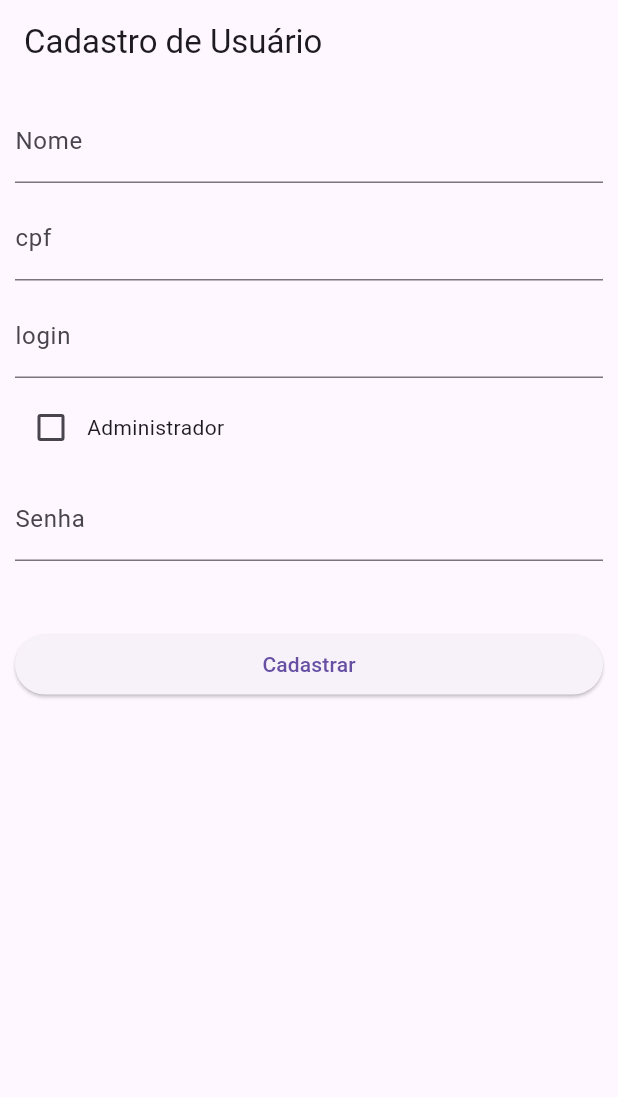
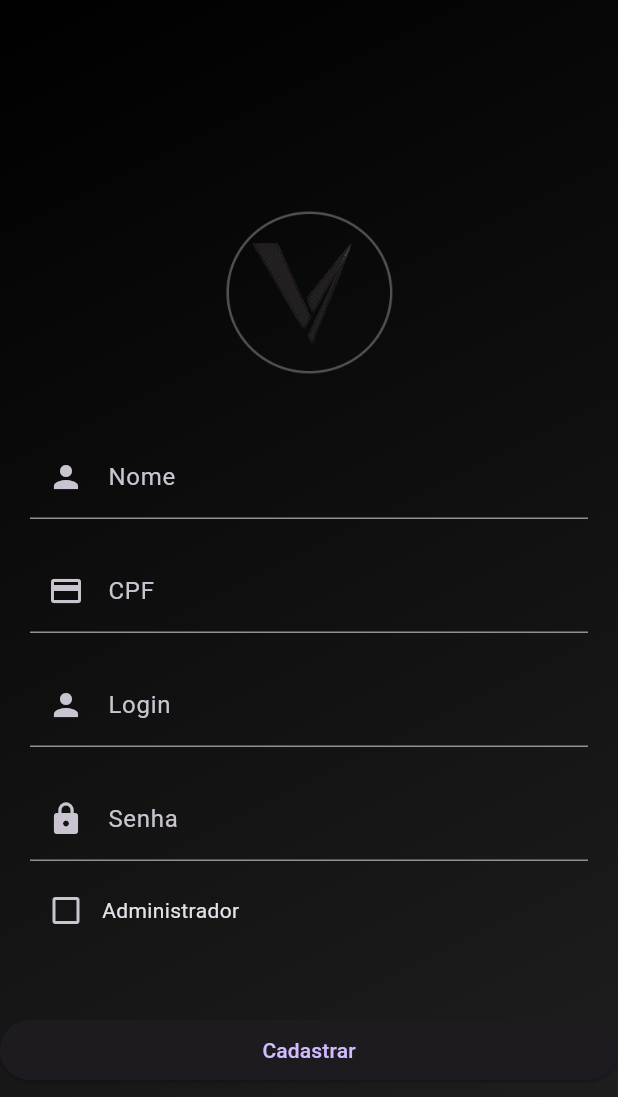
Before and after one commit to ihosana/PA1, a Flutter app: the screen it shows after launch, after a tap on "Cadastrar", on a phone screen of 412 x 824 dp. Shown: the top 1097 px of the screen. Run offline on Flutter 3.47's test engine with Material 3 defaults, Android fonts, the phone set to English and light mode, and no system bars; our stand-ins replace floor, sqflite; accounts and stored records are empty; generated files the repository leaves out were written again.

Commit message:
frontCadastro

```diff
--- a/lib/Listar.dart
+++ b/lib/Listar.dart
@@ -1,8 +1,6 @@
 import 'package:flutter/material.dart';
 import 'package:pa1_activy/dataBase/DataBase.dart';
-import 'package:pa1_activy/Model/User/User.dart';
-import 'package:pa1_activy/Model/User/UserDB.dart';
-import 'package:pa1_activy/Model/User/UserDao.dart';
+import 'package:pa1_activy/Models/User/UserDB.dart';
 
 class Listar extends StatelessWidget {
   const Listar({super.key});
--- a/lib/Model/Sale/Sale.dart
+++ /dev/null
@@ -1,18 +0,0 @@
-import 'dart:convert';
-import 'dart:io';
-
-import 'package:pa1_activy/Model/User/User.dart';
-//import 'package:http/http.dart' as http;
-//import 'package:json_annotation/json_annotation.dart';
-
-class Sale {
-  final int numero;
-  final DateTime dataVenda;
-  final String observacoes;
-  final User usuario;
-  Sale(
-      {required this.numero,
-      required this.dataVenda,
-      required this.observacoes,
-      required this.usuario});
-}
--- a/lib/Model/Product/Product.dart
+++ b/lib/Models/Product/Product.dart
@@ -1,8 +1,3 @@
-import 'dart:convert';
-import 'dart:io';
-import 'package:floor/floor.dart';
-//import 'package:http/http.dart' as http;
-//import 'package:json_annotation/json_annotation.dart';
 
 class Product {
   final String name;
--- a/lib/Model/Product/ProductDao.dart
+++ b/lib/Models/Product/ProductDao.dart
@@ -1,6 +1,5 @@
 import 'package:floor/floor.dart';
-import 'package:pa1_activy/Model/Product/Product.dart';
-import 'package:pa1_activy/Model/Product/ProductDB.dart';
+import 'package:pa1_activy/Models/Product/ProductDB.dart';
 
 @dao
 abstract class ProductDao {
--- /dev/null
+++ b/lib/Models/Sale/Sale.dart
@@ -0,0 +1,13 @@
+import 'package:pa1_activy/Models/User/User.dart';
+
+class Sale {
+  final int numero;
+  final DateTime dataVenda;
+  final String observacoes;
+  final User user;
+  Sale(
+      {required this.numero,
+      required this.dataVenda,
+      required this.observacoes,
+      required this.user});
+}
--- a/lib/Model/Sale/SaleDao.dart
+++ b/lib/Models/Sale/SaleDao.dart
@@ -1,6 +1,5 @@
 import 'package:floor/floor.dart';
-import 'package:pa1_activy/Model/Product/Product.dart';
-import 'package:pa1_activy/Model/Sale/Sale.dart';
+import 'package:pa1_activy/Models/Sale/Sale.dart';
 
 @dao
 abstract class SaleDao {
--- a/lib/Model/User/UserDao.dart
+++ b/lib/Models/User/UserDao.dart
@@ -1,8 +1,5 @@
 import 'package:floor/floor.dart';
-import 'package:pa1_activy/Model/Product/Product.dart';
-import 'package:pa1_activy/Model/User/User.dart';
-import 'package:pa1_activy/Model/User/UserDB.dart';
-import 'package:pa1_activy/Model/Sale/Sale.dart';
+import 'package:pa1_activy/Models/User/UserDB.dart';
 
 @dao
 abstract class UserDao {
--- a/lib/Pages/CadastroPage/CadastroPage.dart
+++ b/lib/Pages/CadastroPage/CadastroPage.dart
@@ -1,9 +1,7 @@
-import 'dart:developer';
-
 import 'package:flutter/material.dart';
 import 'package:pa1_activy/Pages/LoginPage/LoginPage.dart';
 import 'package:pa1_activy/dataBase/DataBase.dart'; // Importe o banco de dados aqui
-import 'package:pa1_activy/Model/User/UserDB.dart'; // Importe o modelo de usuário aqui
+import 'package:pa1_activy/Models/User/UserDB.dart'; // Importe o modelo de usuário aqui
 
 class CadastroPage extends StatefulWidget {
   @override
@@ -23,8 +21,8 @@ class _CadastroScreenState extends State<CadastroPage> {
         await $FloorDataBase.databaseBuilder('DataBase.db').build();
     final dao = appDatabase.usuarioDao;
 
-    var novoUsuario = UserDB(name.text, int.parse(cpf.text),
-        login.text, isAdm, int.parse(password.text));
+    var novoUsuario = UserDB(name.text, int.parse(cpf.text), login.text, isAdm,
+        int.parse(password.text));
 
     dao.insertUser(novoUsuario);
 
@@ -38,28 +36,68 @@ class _CadastroScreenState extends State<CadastroPage> {
   @override
   Widget build(BuildContext context) {
     return MaterialApp(
+      title: 'Cadastro',
+      theme: ThemeData.dark(),
       home: Scaffold(
-      appBar: AppBar(
-        title: Text('Cadastro de Usuário'),
+        body: Container(
+          decoration: BoxDecoration(
+            gradient: LinearGradient(
+              begin: Alignment.topLeft,
+              end: Alignment.bottomRight,
+              colors: [Colors.black, Colors.grey[900]!],
             ),
-      body: Padding(
-        padding: const EdgeInsets.all(10.0),
+          ),
+          child: Stack(
+            children: [
+              Center(
+                child: SingleChildScrollView(
                   child: Column(
-          crossAxisAlignment: CrossAxisAlignment.start,
+                    mainAxisAlignment: MainAxisAlignment.center,
+                    crossAxisAlignment: CrossAxisAlignment.center,
                     children: [
-            TextField(
+                      Padding(
+                        padding: EdgeInsets.all(20.0),
+                        child: Image.asset(
+                          'assets/logo.png',
+                          width: 150,
+                          height: 150,
+                        ),
+                      ),
+                      Padding(
+                        padding: EdgeInsets.symmetric(horizontal: 20.0),
+                        child: Column(
+                          children: [
+                            TextFormField(
                               controller: name,
-              decoration: InputDecoration(labelText: 'Nome'),
+                              decoration: InputDecoration(
+                                labelText: 'Nome',
+                                prefixIcon: Icon(Icons.person),
                               ),
-            SizedBox(height: 9.0),
-            TextField(
+                            ),
+                            SizedBox(height: 20),
+                            TextFormField(
                               controller: cpf,
-              decoration: InputDecoration(labelText: 'cpf'),
+                              decoration: InputDecoration(
+                                labelText: 'CPF',
+                                prefixIcon: Icon(Icons.credit_card),
                               ),
-            SizedBox(height: 9.0),
-            TextField(
+                            ),
+                            SizedBox(height: 20),
+                            TextFormField(
                               controller: login,
-              decoration: InputDecoration(labelText: 'login'),
+                              decoration: InputDecoration(
+                                labelText: 'Login',
+                                prefixIcon: Icon(Icons.person),
+                              ),
+                            ),
+                            SizedBox(height: 20),
+                            TextFormField(
+                              controller: password,
+                              decoration: InputDecoration(
+                                labelText: 'Senha',
+                                prefixIcon: Icon(Icons.lock),
+                              ),
+                              obscureText: true,
                             ),
                             SizedBox(height: 9.0),
                             Row(
@@ -75,11 +113,8 @@ class _CadastroScreenState extends State<CadastroPage> {
                                 Text('Administrador'),
                               ],
                             ),
-            SizedBox(height: 9.0),
-            TextField(
-              controller: password,
-              obscureText: true,
-              decoration: InputDecoration(labelText: 'Senha'),
+                          ],
+                        ),
                       ),
                       SizedBox(height: 45.0),
                       SizedBox(
@@ -92,6 +127,43 @@ class _CadastroScreenState extends State<CadastroPage> {
                     ],
                   ),
                 ),
-    ));
+              ),
+            ],
+          ),
+        ),
+      ),
+    );
   }
 }
+
+
+
+
+
+/** SizedBox(height: 45.0),
+            SizedBox(
+              width: double.infinity,
+              child: ElevatedButton(
+                onPressed: _saveUser,
+                child: Text('Cadastrar'),
+              ),
+            ),
+
+
+
+
+      check
+        SizedBox(height: 9.0),
+            Row(
+              children: [
+                Checkbox(
+                  value: isAdm,
+                  onChanged: (value) {
+                    setState(() {
+                      isAdm = value!;
+                    });
+                  },
+                ),
+                Text('Administrador'),
+              ],
+            ),      */
--- a/lib/Pages/HomePage/HomePage.dart
+++ b/lib/Pages/HomePage/HomePage.dart
@@ -1,7 +1,5 @@
 import 'package:flutter/material.dart';
-import 'package:pa1_activy/Model/Product/Product.dart';// Importando a classe Product
-import 'package:pa1_activy/Model/Product/ProductDB.dart';
-import 'package:pa1_activy/dataBase/DataBase.dart';
+import 'package:pa1_activy/Models/Product/Product.dart';
 import 'Components/categories.dart'; // Importando os widgets RectangularItem e SquareItem
 
 class HomePage extends StatelessWidget {
--- a/lib/Pages/LoginPage/LoginPage.dart
+++ b/lib/Pages/LoginPage/LoginPage.dart
@@ -92,6 +92,7 @@ class LoginPage extends StatelessWidget {
         ),
       ),
     );
+
   }
 
   procurarUser(BuildContext context) async {
```
Also changed, not shown: lib/Models/ProductSaleDao/ProductSale.dart (renamed from lib/Model/ProductSale/ProductSale.dart, +2 -5 lines), lib/Models/User/User.dart (renamed from lib/Model/User/User.dart, +0 -7 lines), lib/dataBase/DataBase.dart (+4 -5 lines), lib/Models/Product/ProductDB.dart (renamed from lib/Model/Product/ProductDB.dart), lib/Models/ProductSaleDao/ProductSaleDao.dart (added), lib/Models/User/UserDB.dart (renamed from lib/Model/User/UserDB.dart), 1 other file. Lines whose indentation alone changed are shown as unchanged.
